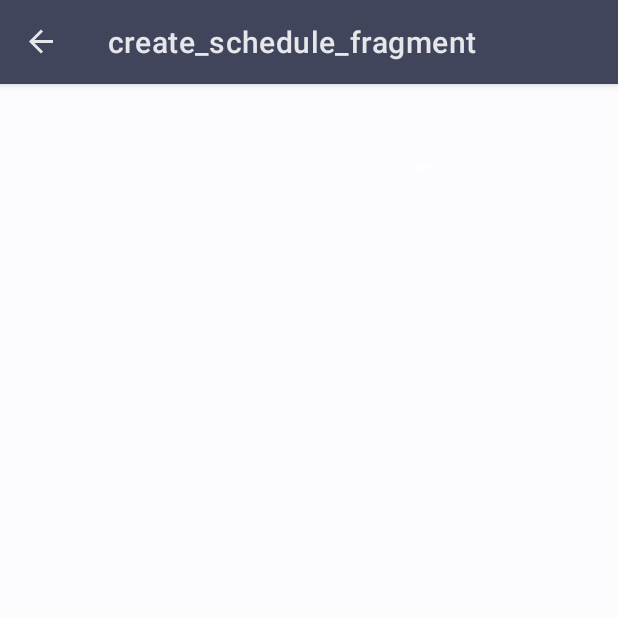
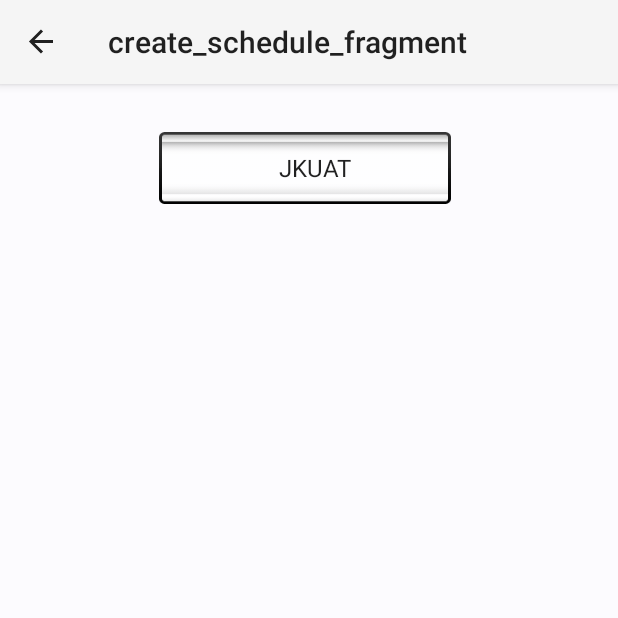
Before and after one commit to kelvinbush/Supervisor, an Android app: the CreateScheduleFragment screen opened through its navigation route, on a phone screen of 412 x 824 dp, the top half of it. Run offline under Robolectric (Android 15) with nearby library versions, the phone set to English and light mode, and no system bars; our stand-ins replace Dagger/Hilt's generated code, navigation-ui; 1 statement that could not run was skipped.

Commit message:
fixing the theme

```diff
--- a/app/src/main/java/com/kelvinbush/supervisor/ui/create_schedhule/CreateScheduleFragment.kt
+++ b/app/src/main/java/com/kelvinbush/supervisor/ui/create_schedhule/CreateScheduleFragment.kt
@@ -1,10 +1,13 @@
 package com.kelvinbush.supervisor.ui.create_schedhule
 
 import android.os.Bundle
+import android.util.Log
 import androidx.fragment.app.Fragment
 import android.view.LayoutInflater
 import android.view.View
 import android.view.ViewGroup
+import android.widget.AdapterView
+import android.widget.ArrayAdapter
 import androidx.fragment.app.viewModels
 import androidx.navigation.fragment.findNavController
 import androidx.recyclerview.widget.LinearLayoutManager
@@ -13,16 +16,21 @@ import com.kelvinbush.supervisor.databinding.CreateScheduleFragmentBinding
 import com.google.android.material.bottomnavigation.BottomNavigationView
 import com.kelvinbush.supervisor.R
 import com.kelvinbush.supervisor.adapters.AssignmentsAdapter
-import com.kelvinbush.supervisor.ui.home.HomeViewModel
+import com.kelvinbush.supervisor.domains.Region
 import dagger.hilt.android.AndroidEntryPoint
 
 
 @AndroidEntryPoint
-class CreateScheduleFragment : Fragment() {
+class CreateScheduleFragment : Fragment(),
+    AdapterView.OnItemSelectedListener {
 
     private var _binding: CreateScheduleFragmentBinding? = null
     private val binding get() = _binding!!
-    private val createScheduleViewModel: CreateScheduleViewModel by viewModels()
+    private val viewModel: CreateScheduleViewModel by viewModels()
+    private var arrayAdapter: ArrayAdapter<String>? = null
+    private val allRegions = arrayListOf<String>()
+    private var assignmentRegions: List<Region>? = null
+    private val assignmentsAdapter = AssignmentsAdapter()
 
     override fun onCreateView(
         inflater: LayoutInflater, container: ViewGroup?,
@@ -35,13 +43,30 @@ class CreateScheduleFragment : Fragment() {
 
         val navController = this@CreateScheduleFragment.findNavController()
 
-        val assignmentsAdapter = AssignmentsAdapter()
+//        val appBarConfiguration = AppBarConfiguration(navController.graph)
+//        navController.navigateUp(appBarConfiguration)
+
         val layoutManager = LinearLayoutManager(requireContext())
         layoutManager.orientation = LinearLayoutManager.HORIZONTAL
 
+        binding.routeSpinner.onItemSelectedListener = this@CreateScheduleFragment
 
+        viewModel.regions.observe(viewLifecycleOwner, {
+            if (allRegions.isEmpty()) {
+                it.forEach { region ->
+                    allRegions.add(region.name)
+                }
+            }
+            arrayAdapter = ArrayAdapter(
+                requireContext(),
+                android.R.layout.simple_spinner_item,
+                allRegions
+            )
+            binding.routeSpinner.adapter = arrayAdapter
+            assignmentRegions = it
+            Log.d("TAG", "onCreateView: $it")
 
-
+        })
 
         return root
     }
@@ -50,4 +75,17 @@ class CreateScheduleFragment : Fragment() {
         super.onDestroyView()
         _binding = null
     }
+
+    override fun onItemSelected(parent: AdapterView<*>?, view: View?, position: Int, id: Long) {
+        getAssignmentsForRegion(position)
+    }
+
+    private fun getAssignmentsForRegion(i: Int) {
+        assignmentsAdapter.submitList(assignmentRegions?.get(i)?.assignments)
+
+    }
+
+    override fun onNothingSelected(parent: AdapterView<*>?) {
+        TODO("Not yet implemented")
+    }
 }
--- a/app/src/main/java/com/kelvinbush/supervisor/ui/create_schedhule/CreateScheduleViewModel.kt
+++ b/app/src/main/java/com/kelvinbush/supervisor/ui/create_schedhule/CreateScheduleViewModel.kt
@@ -1,9 +1,34 @@
 package com.kelvinbush.supervisor.ui.create_schedhule
 
+import android.util.Log
+import androidx.lifecycle.LiveData
+import androidx.lifecycle.MutableLiveData
 import androidx.lifecycle.ViewModel
+import com.kelvinbush.supervisor.domains.Region
+import com.kelvinbush.supervisor.repo.SupervisorRepository
 import dagger.hilt.android.lifecycle.HiltViewModel
+import javax.inject.Inject
 
 
+private const val TAG = "CreateScheduleViewModel"
+
 @HiltViewModel
-class CreateScheduleViewModel  : ViewModel() {
+class CreateScheduleViewModel @Inject constructor(
+    private val repository: SupervisorRepository
+) : ViewModel() {
+
+    private var _regions = MutableLiveData<List<Region>>()
+
+    val regions:LiveData<List<Region>>
+        get() = _regions
+
+    init {
+        getRegions()
+    }
+
+    private fun getRegions() {
+        Log.d(TAG, "getRegions: called")
+        _regions.value = repository.getRegionsWithAssignments()
+    }
+
 }
--- a/app/src/main/res/layout/create_schedule_fragment.xml
+++ b/app/src/main/res/layout/create_schedule_fragment.xml
@@ -13,7 +13,11 @@
         android:layout_marginStart="1dp"
         android:layout_marginTop="32dp"
         android:layout_marginEnd="1dp"
+        android:background="@android:drawable/spinner_background"
         android:minHeight="48dp"
+        android:spinnerMode="dropdown"
+        android:textAlignment="center"
+        android:visibility="visible"
         app:layout_constraintEnd_toEndOf="parent"
         app:layout_constraintStart_toStartOf="parent"
         app:layout_constraintTop_toTopOf="parent" />
--- a/app/src/main/res/values-night/themes.xml
+++ b/app/src/main/res/values-night/themes.xml
@@ -1,6 +1,6 @@
 <resources xmlns:tools="http://schemas.android.com/tools">
     <!-- Base application theme. -->
-    <style name="Theme.Supervisor" parent="Theme.MaterialComponents.Light">
+    <style name="Theme.SupervisorTracker" parent="Theme.MaterialComponents.DayNight.DarkActionBar">
         <!-- Primary brand color. -->
         <item name="colorPrimary">@color/purple_200</item>
         <item name="colorPrimaryVariant">@color/purple_700</item>
--- a/app/src/main/res/values/themes.xml
+++ b/app/src/main/res/values/themes.xml
@@ -1,23 +1,16 @@
 <resources xmlns:tools="http://schemas.android.com/tools">
     <!-- Base application theme. -->
-    <style name="Theme.Supervisor" parent="Theme.MaterialComponents.Light">
+    <style name="Theme.SupervisorTracker" parent="Theme.MaterialComponents.DayNight.DarkActionBar">
         <!-- Primary brand color. -->
-        <item name="colorPrimary">@color/surface</item>
-        <item name="colorPrimaryVariant">@color/status</item>
-        <item name="android:colorForeground">@color/white</item>
-<!--        <item name="colorOnSurface">#</item>-->
-        <item name="colorOnPrimary">@color/back</item>
+        <item name="colorPrimary">@color/purple_500</item>
+        <item name="colorPrimaryVariant">@color/purple_700</item>
+        <item name="colorOnPrimary">@color/white</item>
         <!-- Secondary brand color. -->
         <item name="colorSecondary">@color/teal_200</item>
         <item name="colorSecondaryVariant">@color/teal_700</item>
         <item name="colorOnSecondary">@color/black</item>
         <!-- Status bar color. -->
         <item name="android:statusBarColor" tools:targetApi="l">?attr/colorPrimaryVariant</item>
-<!--        <item name="actionBarStyle">@style/MyActionBar</item>-->
+        <!-- Customize your theme here. -->
     </style>
-
-<!--    <style name="MyActionBar" parent="Theme.MaterialComponents.Light">-->
-<!--        <item name="android:textColor">@color/white</item>-->
-<!--        <item name="title">Link Patrol</item>-->
-<!--    </style>-->
 </resources>
```
